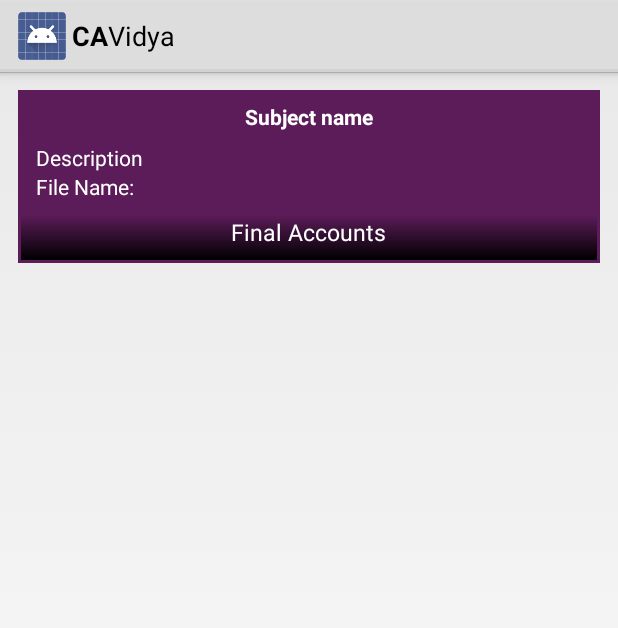
After one commit to nadaf-afif/vidya_app, an Android app: the layout downloadlist_item_row.xml on its own in the app's theme, with its tools: preview values and no code run, on a phone screen of 412 x 824 dp. The commit adds this screen. Shown: the top 628 px of the screen. Run offline under Robolectric (Android 15) with nearby library versions, the phone set to English and light mode, and no system bars.

Commit message:
Download List Api done

```diff
--- a/app/src/main/AndroidManifest.xml
+++ b/app/src/main/AndroidManifest.xml
@@ -134,6 +134,9 @@
         <activity
             android:name=".NotificationActivity"
             android:screenOrientation="portrait"/>
+        <activity
+            android:name=".DownloadListActivity"
+            android:screenOrientation="portrait"/>
 
 	</application>
 
--- a/app/src/main/java/com/sudosaints/cmavidya/DashboardActivity.java
+++ b/app/src/main/java/com/sudosaints/cmavidya/DashboardActivity.java
@@ -105,7 +105,7 @@ public class DashboardActivity extends Activity {
 
 	@OnClick(R.id.dashboardDownloadsButton)
 	public void onDownloadButtonClick() {
-		Intent intent = new Intent(DashboardActivity.this, ComingSoonActivity.class);
+		Intent intent = new Intent(DashboardActivity.this, DownloadListActivity.class);
 		startActivity(intent);
 	}
 
--- a/app/src/main/java/com/sudosaints/cmavidya/util/Constants.java
+++ b/app/src/main/java/com/sudosaints/cmavidya/util/Constants.java
@@ -11,6 +11,8 @@ public class Constants {
 	public static final String SERVER_DATE_FORMAT = "dd-MM-yyyy";
 	public static final String SERVER_MONTH_YEAR_FORMAT = "MMMM-yyyy";
     public static final String NOTIFICATION_API = "http://cavidya.com/Service/Auth.svc/GetNotificationList/laxman";
+    public static final String DOWNLOAD_LIST_API = "http://cavidya.com/Service/Auth.svc/GetCourseDownloadList/laxman";
+    public static final String UPLOADEDPATH ="http://cavidya.com/Download/" ;
 
     public static enum ActivityABarAction {
 		REGISTER,
@@ -35,7 +37,8 @@ public class Constants {
 		LIST_THREAD,
 		ANALYSIS,
 		VIDEO,
-        NOTIFICATION
+        NOTIFICATION,
+        DOWNLOADS
 	}
 
 	public static enum CustomPopUpMenuOption {
--- /dev/null
+++ b/app/src/main/res/layout/downloadlist_item_row.xml
@@ -0,0 +1,64 @@
+<?xml version="1.0" encoding="utf-8"?>
+<RelativeLayout xmlns:android="http://schemas.android.com/apk/res/android"
+    android:layout_width="match_parent"
+    android:layout_margin="@dimen/margin_large"
+    android:background="@color/app_color"
+    android:layout_height="wrap_content">
+
+    <LinearLayout
+        android:layout_width="fill_parent"
+        android:layout_height="wrap_content"
+        android:orientation="vertical">
+
+        <TextView
+            android:layout_width="fill_parent"
+            android:layout_height="wrap_content"
+            android:id="@+id/tv_subjectName"
+            android:padding="@dimen/padding_medium"
+            android:text="Subject name"
+            android:textStyle="bold"
+            android:gravity="center"
+            android:textColor="@color/text_white"/>
+
+        <TextView
+            android:layout_width="fill_parent"
+            android:layout_height="wrap_content"
+            android:id="@+id/tv_description"
+            android:text="Description"
+            android:paddingLeft="@dimen/padding_large"
+            android:textColor="@color/text_white"/>
+
+        <TextView
+            android:layout_width="fill_parent"
+            android:layout_height="wrap_content"
+            android:id="@+id/tv_filename"
+            android:text="File Name: "
+            android:paddingLeft="@dimen/padding_large"
+            android:textColor="@color/text_white"/>
+
+        <FrameLayout
+            android:layout_width="fill_parent"
+            android:layout_height="wrap_content"
+            android:padding="2dp">
+
+            <ImageView
+                android:layout_width="fill_parent"
+                android:layout_height="30dp"
+                android:scaleType="fitXY"
+                android:src="@drawable/down_up_gradient"
+                android:layout_gravity="bottom"/>
+
+            <TextView
+                android:id="@+id/tv_topicName"
+                android:layout_width="wrap_content"
+                android:layout_height="wrap_content"
+                android:layout_gravity="bottom|center"
+                android:textColor="@color/text_white"
+                android:textSize="15sp"
+                android:text="Final Accounts"
+                android:padding="8dp"/>
+
+        </FrameLayout>
+
+        </LinearLayout>
+</RelativeLayout>
--- a/app/src/main/res/values/strings.xml
+++ b/app/src/main/res/values/strings.xml
@@ -213,5 +213,6 @@ I love gingerbread tart jelly beans sweet sugar plum. Candy apple pie chocolate
 Chocolate bar jelly pie sugar plum. Biscuit wafer bonbon jelly beans chocolate ice cream applicake muffin cotton candy. Jujubes cookie I love topping dragée applicake pudding bear claw macaroon. Croissant tootsie roll cookie donut lemon drops I love fruitcake fruitcake I love. Sugar plum jelly chocolate bar marshmallow candy jujubes I love ice cream pudding. Marshmallow icing donut pudding. Sugar plum cookie cotton candy lemon drops. Ice cream pudding carrot cake. Gingerbread sweet roll I love marzipan macaroon. Macaroon fruitcake liquorice chocolate sweet roll biscuit pudding candy marzipan. Oat cake I love jelly chocolate I love. Gingerbread tiramisu jelly-o I love cotton candy sugar plum halvah macaroon icing. Croissant applicake sesame snaps jelly beans I love macaroon gummies I love tiramisu.</string>
     <string name="no_internet">No internet available</string>
     <string name="no_notification">No notification found</string>
+    <string name="no_downloads">No Downloads Available</string>
 
 </resources>
```
Also changed, not shown: app/src/main/java/com/sudosaints/cmavidya/DownloadListActivity.java (added, +287 -0 lines), app/src/main/java/com/sudosaints/cmavidya/adapter/DownloadListAdapter.java (added, +70 -0 lines), app/src/main/java/com/sudosaints/cmavidya/model/Downloads.java (added, +90 -0 lines), app/src/main/java/com/sudosaints/cmavidya/util/CommonUtil.java (+10 -0 lines), app/src/main/java/com/sudosaints/cmavidya/util/UIHelper.java (+10 -0 lines), app/src/main/res/layout/activity_downloadlist.xml (added, +23 -0 lines), app/src/main/res/layout/notification_item_row.xml (+12 -2 lines), 1 other file.
